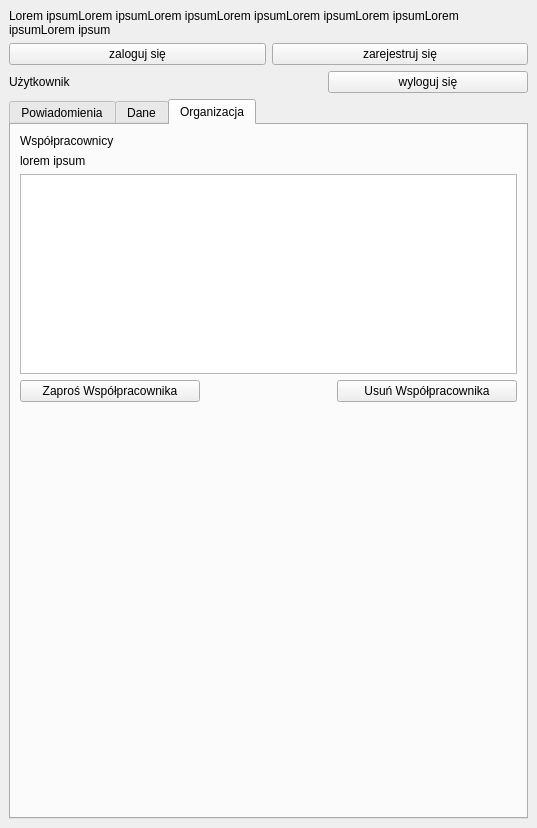
The window that usemaps_lite/ui/dockwidget.ui (gis-support/usemaps-lite-plugin) describes before a commit, drawn with Qt 5.
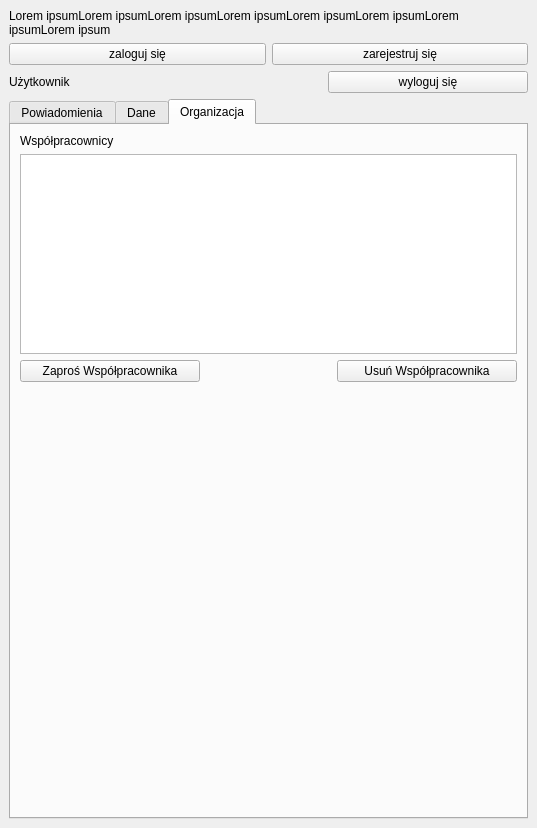
The same window after the commit. The open tabs and pages were chosen to show the change.

The edit to the form file:
```diff
--- a/usemaps_lite/ui/dockwidget.ui
+++ b/usemaps_lite/ui/dockwidget.ui
@@ -265,13 +265,6 @@
           </property>
          </widget>
         </item>
-        <item>
-         <widget class="QLabel" name="org_info_label">
-          <property name="text">
-           <string>lorem ipsum</string>
-          </property>
-         </widget>
-        </item>
         <item>
          <widget class="QTableView" name="users_tableview">
           <property name="maximumSize">
```
Left out of the diff: 2 changed lines with no effect on the pictures.
